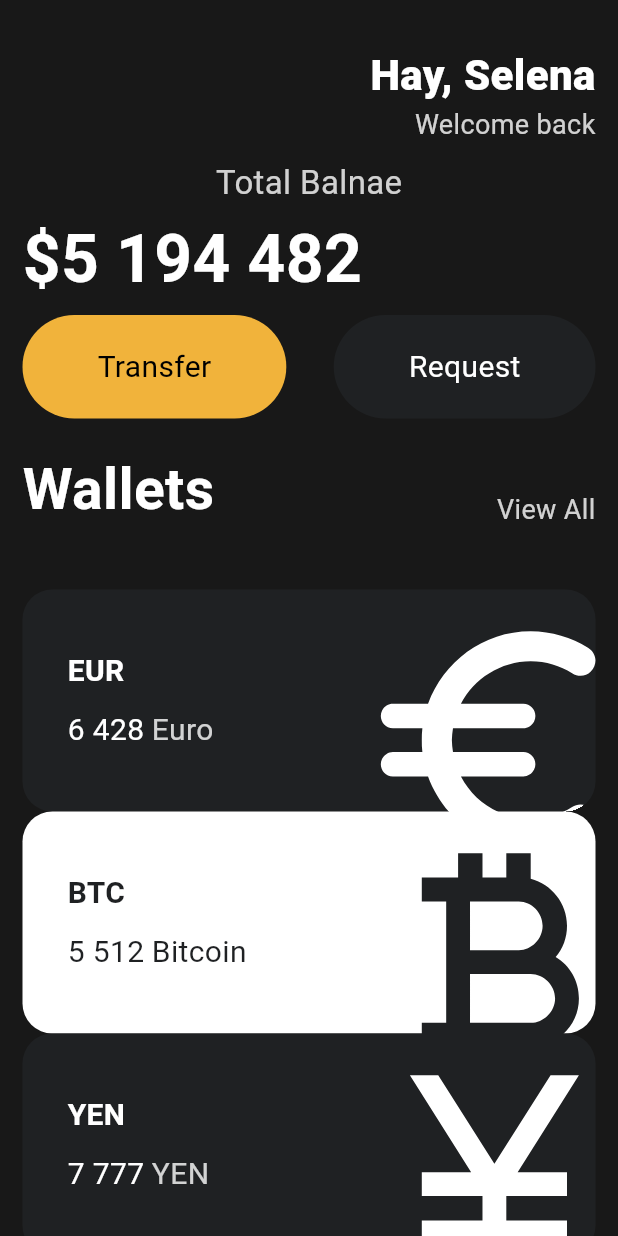
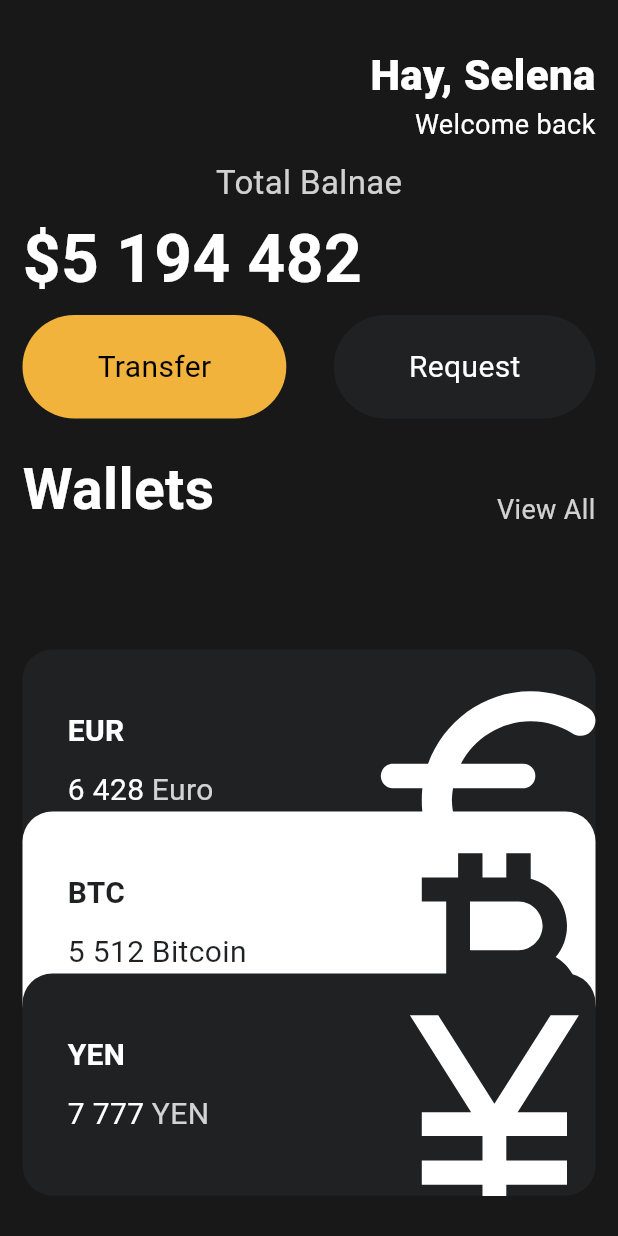
Before and after one commit to maskelog/Flutter_App, a Flutter app: the screen it shows after launch, on a phone screen of 412 x 824 dp. Run offline on Flutter 3.47's test engine with Material 3 defaults, Android fonts, the phone set to English and light mode, and no system bars.

Commit message:
Code Challenge Card 겹치기

```diff
--- a/toonweb/lib/main.dart
+++ b/toonweb/lib/main.dart
@@ -1,4 +1,3 @@
-import 'package:flutter/foundation.dart';
 import 'package:flutter/material.dart';
 import 'package:toonweb/widgets/button.dart';
 import 'package:toonweb/widgets/currency_card.dart';
@@ -20,8 +19,9 @@ class App extends StatelessWidget {
   Widget build(BuildContext context) {
     return MaterialApp(
       home: Scaffold(
-          backgroundColor: const Color(0xFF181818),
-          body: Padding(
+        backgroundColor: const Color(0xFF181818),
+        body: SingleChildScrollView(
+          child: Padding(
             padding: const EdgeInsets.symmetric(horizontal: 15),
             child: Column(
               crossAxisAlignment: CrossAxisAlignment.start,
@@ -29,13 +29,13 @@ class App extends StatelessWidget {
                 const SizedBox(
                   height: 30,
                 ),
-                Row(
+                const Row(
                   mainAxisAlignment: MainAxisAlignment.end,
                   children: [
                     Column(
                       crossAxisAlignment: CrossAxisAlignment.end,
                       children: [
-                        const Text(
+                        Text(
                           'Hay, Selena',
                           style: TextStyle(
                             color: Colors.white,
@@ -46,7 +46,8 @@ class App extends StatelessWidget {
                         Text(
                           'Welcome back',
                           style: TextStyle(
-                            color: Colors.white.withOpacity(0.8),
+                            color: Colors.white,
+                            // color: Colors.white.withOpacity(0.8),
                             fontSize: 18,
                           ),
                         ),
@@ -84,13 +85,15 @@ class App extends StatelessWidget {
                   mainAxisAlignment: MainAxisAlignment.spaceBetween,
                   children: [
                     Button(
-                        text: 'Transfer',
-                        bgColor: Color(0xFFF1B33B),
-                        textColor: Colors.black),
+                      text: 'Transfer',
+                      bgColor: Color(0xFFF1B33B),
+                      textColor: Colors.black,
+                    ),
                     Button(
-                        text: 'Request',
-                        bgColor: Color(0xFF1F2123),
-                        textColor: Colors.white),
+                      text: 'Request',
+                      bgColor: Color(0xFF1F2123),
+                      textColor: Colors.white,
+                    ),
                   ],
                 ),
                 const SizedBox(
@@ -126,6 +129,7 @@ class App extends StatelessWidget {
                   amount: '6 428',
                   icon: Icons.euro_rounded,
                   isInverted: false,
+                  order: 1,
                 ),
                 const CurrenyCard(
                   name: 'Bitcoin',
@@ -133,6 +137,7 @@ class App extends StatelessWidget {
                   amount: '5 512',
                   icon: Icons.currency_bitcoin,
                   isInverted: true,
+                  order: -1,
                 ),
                 const CurrenyCard(
                   name: 'YEN',
@@ -140,10 +145,13 @@ class App extends StatelessWidget {
                   amount: '7 777',
                   icon: Icons.currency_yen_sharp,
                   isInverted: false,
-                )
+                  order: -3,
+                ),
               ],
             ),
-          )),
+          ),
+        ),
+      ),
     );
   }
 }
--- a/toonweb/lib/widgets/currency_card.dart
+++ b/toonweb/lib/widgets/currency_card.dart
@@ -4,6 +4,7 @@ class CurrenyCard extends StatelessWidget {
   final String name, code, amount;
   final IconData icon;
   final bool isInverted;
+  final int order;
 
   final _blackColor = const Color(0xFF1F2123);
 
@@ -14,11 +15,15 @@ class CurrenyCard extends StatelessWidget {
     required this.amount,
     required this.icon,
     required this.isInverted,
+    required this.order,
   });
 
   @override
   Widget build(BuildContext context) {
-    return Container(
+    final offsetY = 20.0 * (order + 1);
+    return Transform.translate(
+      offset: Offset(0, offsetY),
+      child: Container(
         clipBehavior: Clip.hardEdge,
         decoration: BoxDecoration(
           color: isInverted ? Colors.white : _blackColor,
@@ -82,6 +87,7 @@ class CurrenyCard extends StatelessWidget {
             ],
           ),
         ),
+      ),
     );
   }
 }
```
Also changed, not shown: 1 other file. Lines whose indentation alone changed are shown as unchanged.
